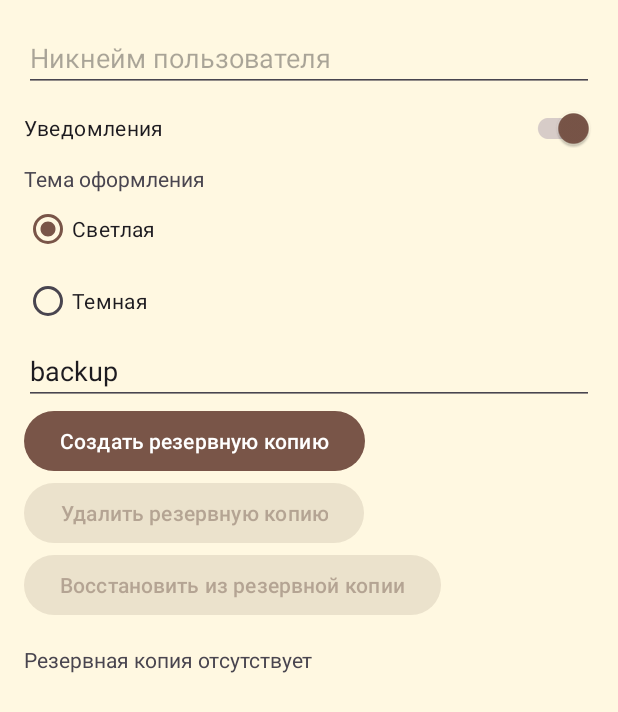
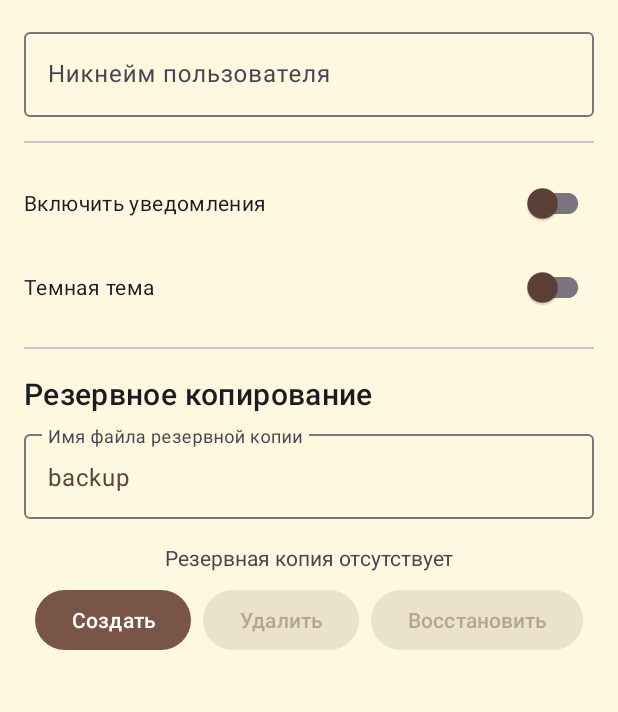
Before and after one commit to Changergon/Mobile_Lab4, an Android app: the SettingsFragment screen opened through its navigation route, on a phone screen of 412 x 824 dp. Shown: the top 712 px of the screen. Run offline under Robolectric (Android 15) with nearby library versions, the phone set to English and light mode, and no system bars; our stand-ins replace data binding.

Commit message:
7 в процессе. 6 done

```diff
--- a/app/src/main/java/com/example/lab4/SettingsDataStoreManager.kt
+++ b/app/src/main/java/com/example/lab4/SettingsDataStoreManager.kt
@@ -3,6 +3,7 @@ package com.example.lab4
 import android.content.Context
 import androidx.datastore.core.DataStore
 import androidx.datastore.preferences.core.Preferences
+import androidx.datastore.preferences.core.booleanPreferencesKey
 import androidx.datastore.preferences.core.edit
 import androidx.datastore.preferences.core.stringPreferencesKey
 import androidx.datastore.preferences.preferencesDataStore
@@ -13,12 +14,36 @@ private val Context.dataStore: DataStore<Preferences> by preferencesDataStore(na
 
 class SettingsDataStoreManager(val context: Context) {
 
+    private val nicknameKey = stringPreferencesKey("nickname")
+    private val notificationsKey = booleanPreferencesKey("notifications")
     private val themeKey = stringPreferencesKey("theme")
+
+    val nickname: Flow<String> = context.dataStore.data
+        .map { preferences ->
+            preferences[nicknameKey] ?: ""
+        }
+
+    val notifications: Flow<Boolean> = context.dataStore.data
+        .map { preferences ->
+            preferences[notificationsKey] ?: false
+        }
 
     val theme: Flow<String> = context.dataStore.data
         .map { preferences ->
             preferences[themeKey] ?: "light"
         }
+
+    suspend fun setNickname(nickname: String) {
+        context.dataStore.edit {
+            it[nicknameKey] = nickname
+        }
+    }
+
+    suspend fun setNotifications(enabled: Boolean) {
+        context.dataStore.edit {
+            it[notificationsKey] = enabled
+        }
+    }
 
     suspend fun setTheme(theme: String) {
         context.dataStore.edit {
--- a/app/src/main/java/com/example/lab4/SettingsFragment.kt
+++ b/app/src/main/java/com/example/lab4/SettingsFragment.kt
@@ -9,14 +9,16 @@ import android.view.View
 import android.view.ViewGroup
 import android.widget.Toast
 import androidx.appcompat.app.AppCompatDelegate
+import androidx.core.widget.doAfterTextChanged
 import androidx.fragment.app.Fragment
 import androidx.lifecycle.lifecycleScope
-import com.example.lab4.characters.CharacterRepository
+import com.example.lab4.characters.model.AppDatabase
 import com.example.lab4.characters.model.Character
 import com.example.lab4.databinding.FragmentSettingsBinding
+import kotlinx.coroutines.flow.collect
+import kotlinx.coroutines.flow.first
 import kotlinx.coroutines.launch
 import java.io.File
-import androidx.core.content.edit
 
 class SettingsFragment : Fragment() {
 
@@ -47,65 +49,97 @@ class SettingsFragment : Fragment() {
     }
 
     private fun loadSettings() {
-        // SharedPreferences
-        binding.usernameEditText.setText(sharedPreferences.getString("username", ""))
-        binding.notificationsSwitch.isChecked = sharedPreferences.getBoolean("notifications", true)
-        binding.backupFilenameEditText.setText(sharedPreferences.getString("backup_filename", "backup"))
-
-        // DataStore
-        lifecycleScope.launch {
-            settingsDataStoreManager.theme.collect {
-                if (it == "dark") {
-                    binding.darkThemeRadioButton.isChecked = true
+        lifecycleScope.launchWhenStarted {
+            // Загрузка всех настроек из DataStore
+            launch {
+                settingsDataStoreManager.nickname.collect { binding.nicknameEditText.setText(it) }
+            }
+            launch {
+                settingsDataStoreManager.notifications.collect { binding.notificationsSwitch.isChecked = it }
+            }
+            launch {
+                settingsDataStoreManager.theme.collect { theme ->
+                    if (theme == "dark") {
+                        AppCompatDelegate.setDefaultNightMode(AppCompatDelegate.MODE_NIGHT_YES)
+                        binding.themeSwitch.isChecked = true
                     } else {
-                    binding.lightThemeRadioButton.isChecked = true
+                        AppCompatDelegate.setDefaultNightMode(AppCompatDelegate.MODE_NIGHT_NO)
+                        binding.themeSwitch.isChecked = false
                     }
                 }
             }
         }
 
+        // Загрузка имени файла из SharedPreferences
+        val backupFilename = sharedPreferences.getString("backup_filename", "backup")
+        binding.backupFileNameEditText.setText(backupFilename)
+    }
+
     private fun setupListeners() {
-        binding.usernameEditText.setOnFocusChangeListener { _, hasFocus ->
-            if (!hasFocus) {
-                sharedPreferences.edit {
-                    putString(
-                        "username",
-                        binding.usernameEditText.text.toString()
-                    )
-                }
+        // Automatic saving on change
+        binding.nicknameEditText.doAfterTextChanged { text ->
+            lifecycleScope.launch {
+                settingsDataStoreManager.setNickname(text.toString())
             }
         }
 
         binding.notificationsSwitch.setOnCheckedChangeListener { _, isChecked ->
-            sharedPreferences.edit { putBoolean("notifications", isChecked) }
+            lifecycleScope.launch {
+                settingsDataStoreManager.setNotifications(isChecked)
+            }
+            Toast.makeText(requireContext(), "Настройки уведомлений сохранены", Toast.LENGTH_SHORT).show()
         }
 
-        binding.themeRadioGroup.setOnCheckedChangeListener { _, checkedId ->
-            val theme = if (checkedId == R.id.dark_theme_radio_button) "dark" else "light"
-            if (theme == "dark") {
+        binding.themeSwitch.setOnCheckedChangeListener { _, isChecked ->
+            lifecycleScope.launch {
+                val theme = if (isChecked) "dark" else "light"
+                settingsDataStoreManager.setTheme(theme)
+                if (isChecked) {
                     AppCompatDelegate.setDefaultNightMode(AppCompatDelegate.MODE_NIGHT_YES)
                 } else {
                     AppCompatDelegate.setDefaultNightMode(AppCompatDelegate.MODE_NIGHT_NO)
                 }
-            lifecycleScope.launch {
-                settingsDataStoreManager.setTheme(theme)
+            }
+            Toast.makeText(requireContext(), "Тема изменена", Toast.LENGTH_SHORT).show()
+        }
+
+        binding.backupFileNameEditText.doAfterTextChanged { text ->
+            val newName = text.toString()
+            if (newName.isNotBlank()) {
+                sharedPreferences.edit().putString("backup_filename", newName).apply()
             }
         }
 
-        binding.backupFilenameEditText.setOnFocusChangeListener { _, hasFocus ->
-            if (!hasFocus) {
-                sharedPreferences.edit {
-                    putString(
-                        "backup_filename",
-                        binding.backupFilenameEditText.text.toString()
-                    )
+        // Backup buttons
+        binding.createBackupButton.setOnClickListener {
+            lifecycleScope.launch {
+                createBackup()
             }
         }
+        binding.deleteBackupButton.setOnClickListener { deleteBackup() }
+        binding.restoreBackupButton.setOnClickListener { restoreBackup() }
     }
 
-        binding.createBackupButton.setOnClickListener { createBackup() }
-        binding.deleteBackupButton.setOnClickListener { deleteBackup() }
-        binding.restoreBackupButton.setOnClickListener { restoreBackup() }
+    private suspend fun createBackup() {
+        val dao = AppDatabase.getDatabase(requireContext()).characterDao()
+        val dataToBackup = dao.getAll().first()
+
+        if (dataToBackup.isEmpty()) {
+            Toast.makeText(requireContext(), "Нет данных для сохранения. Сначала откройте список персонажей", Toast.LENGTH_LONG).show()
+            return
+        }
+
+        val serializedData = serializeData(dataToBackup)
+
+        try {
+            val backupFile = getBackupFile()
+            backupFile.writeText(serializedData)
+            Toast.makeText(requireContext(), "Резервная копия создана", Toast.LENGTH_SHORT).show()
+        } catch (e: Exception) {
+            Toast.makeText(requireContext(), "Ошибка создания резервной копии: ${e.message}", Toast.LENGTH_LONG).show()
+        }
+
+        updateBackupInfo()
     }
 
     private fun getBackupFile(): File {
@@ -128,28 +162,6 @@ class SettingsFragment : Fragment() {
             binding.deleteBackupButton.isEnabled = false
             binding.restoreBackupButton.isEnabled = internalBackupFile.exists()
         }
-    }
-
-    private fun createBackup() {
-        // ИЗМЕНЕНО: Берем данные напрямую из кэша репозитория
-        val dataToBackup = CharacterRepository.cachedCharacters
-
-        if (dataToBackup.isEmpty()) {
-            Toast.makeText(requireContext(), "Нет данных для сохранения. Сначала откройте список персонажей", Toast.LENGTH_LONG).show()
-            return
-        }
-
-        val serializedData = serializeData(dataToBackup)
-
-        try {
-            val backupFile = getBackupFile()
-            backupFile.writeText(serializedData)
-            Toast.makeText(requireContext(), "Резервная копия создана", Toast.LENGTH_SHORT).show()
-        } catch (e: Exception) {
-            Toast.makeText(requireContext(), "Ошибка создания резервной копии: ${e.message}", Toast.LENGTH_LONG).show()
-        }
-
-        updateBackupInfo()
     }
 
     private fun deleteBackup() {
--- a/app/src/main/res/layout/fragment_settings.xml
+++ b/app/src/main/res/layout/fragment_settings.xml
@@ -1,78 +1,139 @@
+<?xml version="1.0" encoding="utf-8"?>
 <layout xmlns:android="http://schemas.android.com/apk/res/android"
+    xmlns:app="http://schemas.android.com/apk/res-auto"
     xmlns:tools="http://schemas.android.com/tools">
 
-    <LinearLayout
+    <data>
+
+    </data>
+
+    <ScrollView
         android:layout_width="match_parent"
-        android:layout_height="match_parent"
-        android:orientation="vertical"
+        android:layout_height="match_parent">
+
+        <androidx.constraintlayout.widget.ConstraintLayout
+            android:layout_width="match_parent"
+            android:layout_height="wrap_content"
             android:padding="16dp"
             tools:context=".SettingsFragment">
 
-        <EditText
-            android:id="@+id/username_edit_text"
+            <com.google.android.material.textfield.TextInputLayout
+                android:id="@+id/nicknameInputLayout"
+                android:layout_width="0dp"
+                android:layout_height="wrap_content"
+                app:layout_constraintEnd_toEndOf="parent"
+                app:layout_constraintStart_toStartOf="parent"
+                app:layout_constraintTop_toTopOf="parent">
+
+                <com.google.android.material.textfield.TextInputEditText
+                    android:id="@+id/nicknameEditText"
                     android:layout_width="match_parent"
                     android:layout_height="wrap_content"
                     android:hint="Никнейм пользователя" />
+            </com.google.android.material.textfield.TextInputLayout>
+
+            <com.google.android.material.divider.MaterialDivider
+                android:id="@+id/divider1"
+                android:layout_width="match_parent"
+                android:layout_height="wrap_content"
+                android:layout_marginTop="16dp"
+                app:layout_constraintTop_toBottomOf="@id/nicknameInputLayout" />
 
             <com.google.android.material.switchmaterial.SwitchMaterial
-            android:id="@+id/notifications_switch"
+                android:id="@+id/notificationsSwitch"
+                android:layout_width="0dp"
+                android:layout_height="wrap_content"
+                android:layout_marginTop="16dp"
+                android:text="Включить уведомления"
+                app:layout_constraintEnd_toEndOf="parent"
+                app:layout_constraintStart_toStartOf="parent"
+                app:layout_constraintTop_toBottomOf="@id/divider1" />
+
+            <com.google.android.material.switchmaterial.SwitchMaterial
+                android:id="@+id/themeSwitch"
+                android:layout_width="0dp"
+                android:layout_height="wrap_content"
+                android:layout_marginTop="8dp"
+                android:text="Темная тема"
+                app:layout_constraintEnd_toEndOf="parent"
+                app:layout_constraintStart_toStartOf="parent"
+                app:layout_constraintTop_toBottomOf="@id/notificationsSwitch" />
+
+            <com.google.android.material.divider.MaterialDivider
+                android:id="@+id/divider2"
                 android:layout_width="match_parent"
                 android:layout_height="wrap_content"
-            android:text="Уведомления" />
+                android:layout_marginTop="16dp"
+                app:layout_constraintTop_toBottomOf="@id/themeSwitch" />
 
             <TextView
+                android:id="@+id/backupTitleTextView"
                 android:layout_width="wrap_content"
                 android:layout_height="wrap_content"
-            android:text="Тема оформления" />
+                android:layout_marginTop="16dp"
+                android:text="Резервное копирование"
+                android:textAppearance="@style/TextAppearance.MaterialComponents.Headline6"
+                app:layout_constraintStart_toStartOf="parent"
+                app:layout_constraintTop_toBottomOf="@id/divider2" />
 
-        <RadioGroup
-            android:id="@+id/theme_radio_group"
-            android:layout_width="match_parent"
-            android:layout_height="wrap_content">
+            <com.google.android.material.textfield.TextInputLayout
+                android:id="@+id/backupFileNameInputLayout"
+                android:layout_width="0dp"
+                android:layout_height="wrap_content"
+                android:layout_marginTop="8dp"
+                app:layout_constraintEnd_toEndOf="parent"
+                app:layout_constraintStart_toStartOf="parent"
+                app:layout_constraintTop_toBottomOf="@id/backupTitleTextView">
 
-            <RadioButton
-                android:id="@+id/light_theme_radio_button"
-                android:layout_width="wrap_content"
-                android:layout_height="wrap_content"
-                android:text="Светлая" />
-
-            <RadioButton
-                android:id="@+id/dark_theme_radio_button"
-                android:layout_width="wrap_content"
-                android:layout_height="wrap_content"
-                android:text="Темная" />
-        </RadioGroup>
-
-        <EditText
-            android:id="@+id/backup_filename_edit_text"
+                <com.google.android.material.textfield.TextInputEditText
+                    android:id="@+id/backupFileNameEditText"
                     android:layout_width="match_parent"
                     android:layout_height="wrap_content"
                     android:hint="Имя файла резервной копии" />
+            </com.google.android.material.textfield.TextInputLayout>
+
+            <TextView
+                android:id="@+id/backupInfoTextView"
+                android:layout_width="0dp"
+                android:layout_height="wrap_content"
+                android:layout_marginTop="16dp"
+                android:text="Информация о резервной копии"
+                android:textAlignment="center"
+                app:layout_constraintEnd_toEndOf="parent"
+                app:layout_constraintStart_toStartOf="parent"
+                app:layout_constraintTop_toBottomOf="@id/backupFileNameInputLayout" />
 
             <Button
-            android:id="@+id/create_backup_button"
+                android:id="@+id/createBackupButton"
                 android:layout_width="wrap_content"
                 android:layout_height="wrap_content"
-            android:text="Создать резервную копию" />
+                android:layout_marginTop="8dp"
+                android:text="Создать"
+                app:layout_constraintEnd_toStartOf="@id/deleteBackupButton"
+                app:layout_constraintHorizontal_chainStyle="packed"
+                app:layout_constraintStart_toStartOf="parent"
+                app:layout_constraintTop_toBottomOf="@id/backupInfoTextView" />
 
             <Button
-            android:id="@+id/delete_backup_button"
+                android:id="@+id/deleteBackupButton"
                 android:layout_width="wrap_content"
                 android:layout_height="wrap_content"
-            android:text="Удалить резервную копию" />
+                android:layout_marginStart="8dp"
+                android:text="Удалить"
+                app:layout_constraintEnd_toStartOf="@id/restoreBackupButton"
+                app:layout_constraintStart_toEndOf="@id/createBackupButton"
+                app:layout_constraintTop_toTopOf="@id/createBackupButton" />
 
             <Button
-            android:id="@+id/restore_backup_button"
+                android:id="@+id/restoreBackupButton"
                 android:layout_width="wrap_content"
                 android:layout_height="wrap_content"
-            android:text="Восстановить из резервной копии" />
+                android:layout_marginStart="8dp"
+                android:text="Восстановить"
+                app:layout_constraintEnd_toEndOf="parent"
+                app:layout_constraintStart_toEndOf="@id/deleteBackupButton"
+                app:layout_constraintTop_toTopOf="@id/deleteBackupButton" />
 
-        <TextView
-            android:id="@+id/backup_info_text_view"
-            android:layout_width="wrap_content"
-            android:layout_height="wrap_content"
-            android:layout_marginTop="16dp"
-            tools:text="Информация о резервной копии" />
-
-    </LinearLayout>
+        </androidx.constraintlayout.widget.ConstraintLayout>
+    </ScrollView>
 </layout>
--- a/build.gradle.kts
+++ b/build.gradle.kts
@@ -3,4 +3,6 @@ plugins {
     alias(libs.plugins.android.application) apply false
     alias(libs.plugins.kotlin.android) apply false
     id("androidx.navigation.safeargs.kotlin") version "2.7.7" apply false
+    // ОБНОВЛЕНО: Используем alias для KSP, чтобы версия управлялась из libs.versions.toml
+    alias(libs.plugins.google.devtools.ksp) apply false
 }
```
Also changed, not shown: app/build.gradle.kts (+18 -9 lines), app/src/main/java/com/example/lab4/characters/CharacterAdapter.kt (+8 -1 lines), app/src/main/java/com/example/lab4/characters/CharacterRepository.kt (+17 -13 lines), app/src/main/java/com/example/lab4/characters/CharactersFragment.kt (+48 -41 lines), app/src/main/java/com/example/lab4/characters/CharactersViewModel.kt (added, +52 -0 lines), app/src/main/java/com/example/lab4/characters/model/AppDatabase.kt (added, +31 -0 lines), app/src/main/java/com/example/lab4/characters/model/Character.kt (+5 -3 lines), app/src/main/java/com/example/lab4/characters/model/CharacterDao.kt (added, +20 -0 lines), app/src/main/java/com/example/lab4/characters/model/Converters.kt (added, +17 -0 lines), app/src/main/res/layout/fragment_characters.xml (+20 -6 lines), gradle/libs.versions.toml (+9 -5 lines). Lines whose indentation alone changed are shown as unchanged.
